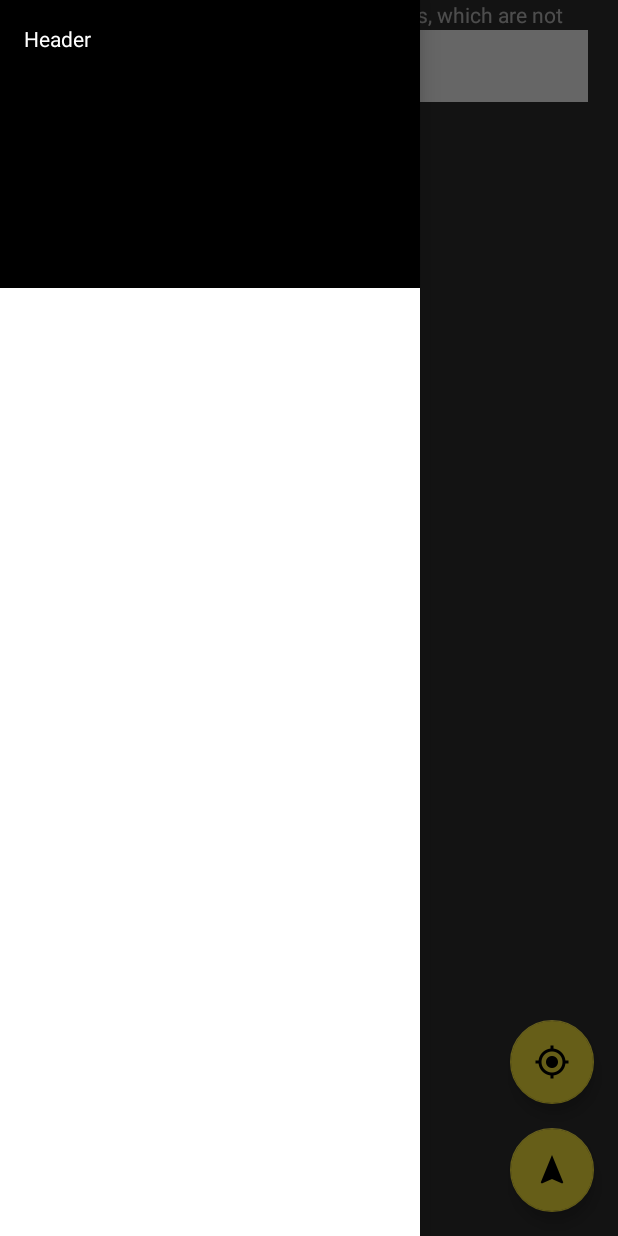
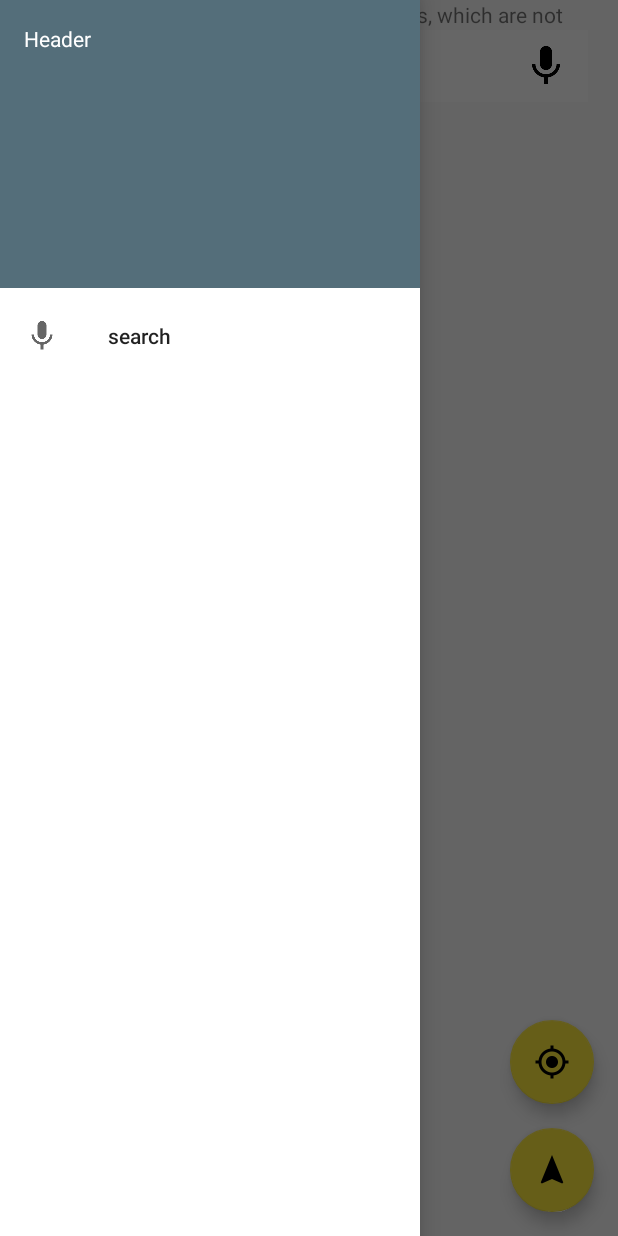
Before and after one commit to obladioblada/ToBike, an Android app: the screen it shows after launch (MapsActivity), with the side drawer open, on a phone screen of 412 x 824 dp. Run offline under Robolectric (Android 15) with nearby library versions, the phone set to English and light mode, and no system bars; libraries missing offline, so code that uses them is left out: com.google.maps.android.

Commit message:
Colori, temi, aggiunte, belle, ah ah ah marco ha molto sonno. è proprio colpa sua. mannaggia oh. comunque questa versione ha i colori bellissimi (inzomma), una icona un po' così e un Quore grandissimo.

```diff
--- a/ToBike/app/src/main/AndroidManifest.xml
+++ b/ToBike/app/src/main/AndroidManifest.xml
@@ -11,10 +11,10 @@
     <uses-permission android:name="android.permission.INTERNET" />
     <application
         android:allowBackup="true"
-        android:icon="@drawable/ic_menu_black_48dp"
+        android:icon="@drawable/bike"
         android:label="@string/app_name"
         android:supportsRtl="true"
-        android:theme="@style/Theme.AppCompat.NoActionBar">
+        android:theme="@style/ToBikeTheme">
 
         <!--
              The API key for Google Maps-based APIs is defined as a string resource.
--- a/ToBike/app/src/main/java/com/example/gianpaolobasilico/tobike/MapsActivity.java
+++ b/ToBike/app/src/main/java/com/example/gianpaolobasilico/tobike/MapsActivity.java
@@ -7,13 +7,14 @@ package com.example.gianpaolobasilico.tobike;
 import android.app.ProgressDialog;
 import android.content.res.Configuration;
 import android.os.Bundle;
-import android.support.design.widget.FloatingActionButton;
 import android.support.v4.view.GravityCompat;
 import android.support.v4.widget.DrawerLayout;
 import android.support.v7.app.ActionBarDrawerToggle;
 import android.support.v7.app.AppCompatActivity;
 import android.support.v7.widget.Toolbar;
 import android.util.Log;
+import android.view.Menu;
+import android.view.MenuInflater;
 import android.view.MenuItem;
 import android.view.View;
 import android.widget.ListView;
@@ -42,16 +43,13 @@ import java.util.List;
 public class MapsActivity extends AppCompatActivity implements OnMapReadyCallback {
 
     private GoogleMap mMap;
-    private FloatingActionButton fbutton;
     private ProgressDialog pDialog;
     private String jsonResponse;
     private List stazioni;
     private DrawerLayout mDrawerLayout;
     private ListView mDrawerList;
-    private String[] mPlanetTitles;
     private ActionBarDrawerToggle drawerToggle;
-    private CharSequence mDrawerTitle;
-    private CharSequence mTitle;
+
     private Toolbar toolbar;
 
 
@@ -75,7 +73,6 @@ public class MapsActivity extends AppCompatActivity implements OnMapReadyCallbac
 
 
         //navigationDrawer
-        mPlanetTitles = new String[]{"preferiti", "impostazioni",};
         mDrawerLayout = (DrawerLayout) findViewById(R.id.drawer_layout);
 
         //get toolbar from xml and set it as actionbar
@@ -84,6 +81,7 @@ public class MapsActivity extends AppCompatActivity implements OnMapReadyCallbac
         getSupportActionBar().setDisplayHomeAsUpEnabled(true);
         getSupportActionBar().setHomeAsUpIndicator(R.drawable.ic_menu_black_48dp);
         getSupportActionBar().setHomeButtonEnabled(true);
+        getSupportActionBar().setDisplayShowTitleEnabled(false);
 
         // Set the drawer toggle as the DrawerListener
         mDrawerLayout.setDrawerListener(drawerToggle);
@@ -94,14 +92,12 @@ public class MapsActivity extends AppCompatActivity implements OnMapReadyCallbac
         // Set the list's click listener
         // mDrawerList.setOnItemClickListener(new DrawerItemClickListener());
 
-        mDrawerTitle=mTitle="titolo";
         drawerToggle = new ActionBarDrawerToggle(this, mDrawerLayout,toolbar
                 , R.string.navigation_drawer_open, R.string.navigation_drawer_closed) {
 
            // Called when a drawer has settled in a completely closed state.
             public void onDrawerClosed(View view) {
                 super.onDrawerClosed(view);
-                getSupportActionBar().setTitle(mTitle);
                 invalidateOptionsMenu(); // creates call to onPrepareOptionsMenu()
             }
 
@@ -116,6 +112,11 @@ public class MapsActivity extends AppCompatActivity implements OnMapReadyCallbac
 
     }
 
+    @Override
+    public boolean onCreateOptionsMenu(Menu menu) {
+        MenuInflater inflater = getMenuInflater();
+        inflater.inflate(R.menu.menu, menu);
+        return true;}
 
     private void setUpClusterer() {
 
--- a/ToBike/app/src/main/res/layout/nav_header.xml
+++ b/ToBike/app/src/main/res/layout/nav_header.xml
@@ -12,7 +12,7 @@
         android:layout_height="wrap_content"
         android:text="Header"
         android:textColor="@android:color/white"
-        android:textAppearance="@style/TextAppearance.AppCompat.Body1"/>
+/>
 
 
 
--- a/ToBike/app/src/main/res/layout/toolbar.xml
+++ b/ToBike/app/src/main/res/layout/toolbar.xml
@@ -14,7 +14,7 @@
         android:elevation="4dp"
         android:gravity="top|start"
         xmlns:android="http://schemas.android.com/apk/res/android"
-            app:theme="@style/ThemeOverlay.AppCompat.Dark.ActionBar">
+>
         </android.support.v7.widget.Toolbar>
 
 </LinearLayout>
--- a/ToBike/app/src/main/res/menu/menu.xml
+++ b/ToBike/app/src/main/res/menu/menu.xml
@@ -5,12 +5,6 @@
     android:layout_height="match_parent"
     android:layout_width="wrap_content"
     tools:context=".MapsActivity">
-
-
-
-
-
-
     <!-- "Mark Favorite", should appear as action button if possible -->
     <item
         android:id="@+id/search"
--- a/ToBike/app/src/main/res/values/styles.xml
+++ b/ToBike/app/src/main/res/values/styles.xml
@@ -7,5 +7,11 @@
         <item name="colorPrimaryDark">@color/colorPrimaryDark</item>
         <item name="colorAccent">@color/colorButtons</item>
     </style>
+    <style name="ToBikeTheme" parent="Theme.AppCompat.Light.NoActionBar" >
+        <item name="colorAccent">@color/colorButtons</item>
+        <item name="colorPrimaryDark">@color/colorPrimaryDark</item>
+        <item name="colorPrimary">@color/colorPrimary</item>
+        <item name="android:homeAsUpIndicator">@drawable/ic_menu_black_48dp</item>
+    </style>
 
 </resources>
```
Also changed, not shown: ToBike/app/src/main/res/drawable/bike.png (added), ToBike/app/src/main/res/drawable/ic_menu_black_24dp.png (added).
